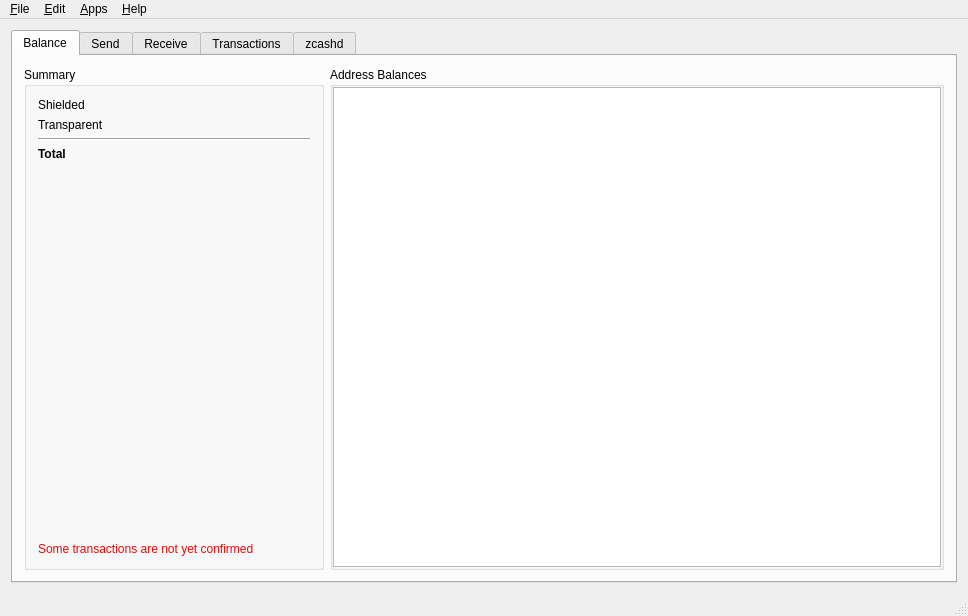
Above: src/mainwindow.ui from z-bitcoinz/BitcoinZ_Blue before the change. Below: the same form after it.
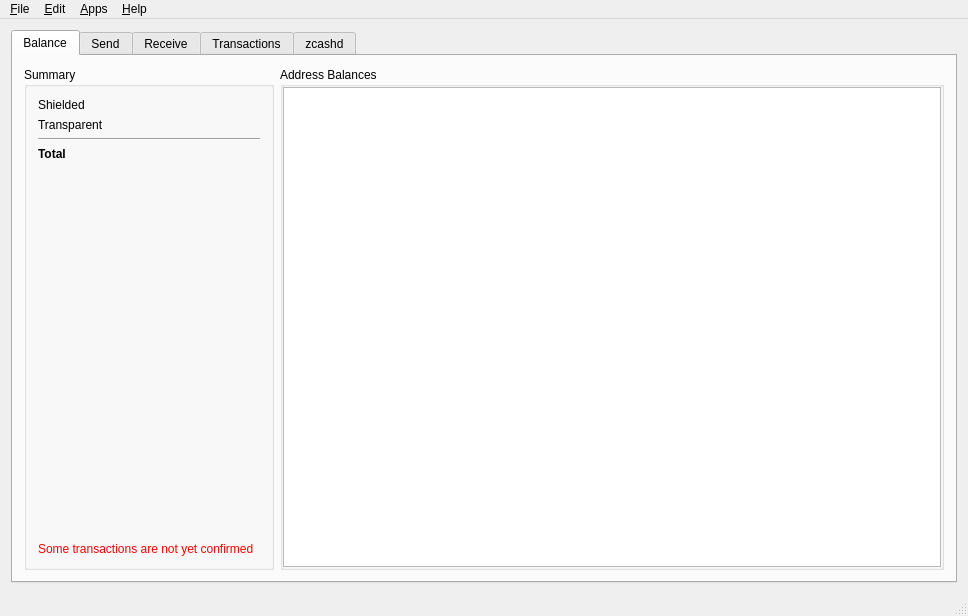
That is the form after the change. The open tabs and pages were chosen to show the change. Icons and pictures are not drawn. Custom widgets are drawn as their Qt base class.

Commit message: export priv key in the addresses dialog

The edit to the form file:
```diff
--- a/src/mainwindow.ui
+++ b/src/mainwindow.ui
@@ -35,7 +35,7 @@
            <widget class="QGroupBox" name="groupBox">
             <property name="minimumSize">
              <size>
-              <width>300</width>
+              <width>250</width>
               <height>0</height>
              </size>
             </property>
@@ -52,6 +52,12 @@
                 <layout class="QHBoxLayout" name="horizontalLayout">
                  <item>
                   <widget class="QLabel" name="label">
+                   <property name="sizePolicy">
+                    <sizepolicy hsizetype="Minimum" vsizetype="Preferred">
+                     <horstretch>0</horstretch>
+                     <verstretch>0</verstretch>
+                    </sizepolicy>
+                   </property>
                    <property name="text">
                     <string>Shielded</string>
                    </property>
@@ -73,6 +79,12 @@
                 <layout class="QHBoxLayout" name="horizontalLayout_2">
                  <item>
                   <widget class="QLabel" name="label_2">
+                   <property name="sizePolicy">
+                    <sizepolicy hsizetype="Minimum" vsizetype="Preferred">
+                     <horstretch>0</horstretch>
+                     <verstretch>0</verstretch>
+                    </sizepolicy>
+                   </property>
                    <property name="text">
                     <string>Transparent</string>
                    </property>
@@ -101,6 +113,12 @@
                 <layout class="QHBoxLayout" name="horizontalLayout_3">
                  <item>
                   <widget class="QLabel" name="label_3">
+                   <property name="sizePolicy">
+                    <sizepolicy hsizetype="Minimum" vsizetype="Preferred">
+                     <horstretch>0</horstretch>
+                     <verstretch>0</verstretch>
+                    </sizepolicy>
+                   </property>
                    <property name="font">
                     <font>
                      <weight>75</weight>
@@ -145,6 +163,12 @@
                </item>
                <item>
                 <widget class="QLabel" name="unconfirmedWarning">
+                 <property name="sizePolicy">
+                  <sizepolicy hsizetype="Minimum" vsizetype="Preferred">
+                   <horstretch>0</horstretch>
+                   <verstretch>0</verstretch>
+                  </sizepolicy>
+                 </property>
                  <property name="styleSheet">
                   <string notr="true">color: red;</string>
                  </property>
@@ -160,6 +184,12 @@
           </item>
           <item>
            <widget class="QGroupBox" name="groupBox_2">
+            <property name="sizePolicy">
+             <sizepolicy hsizetype="Expanding" vsizetype="Preferred">
+              <horstretch>0</horstretch>
+              <verstretch>0</verstretch>
+             </sizepolicy>
+            </property>
             <property name="title">
              <string>Address Balances</string>
             </property>
```
Left out of the diff: 41 changed lines with no effect on the pictures. The commit also changes 4 other files.
